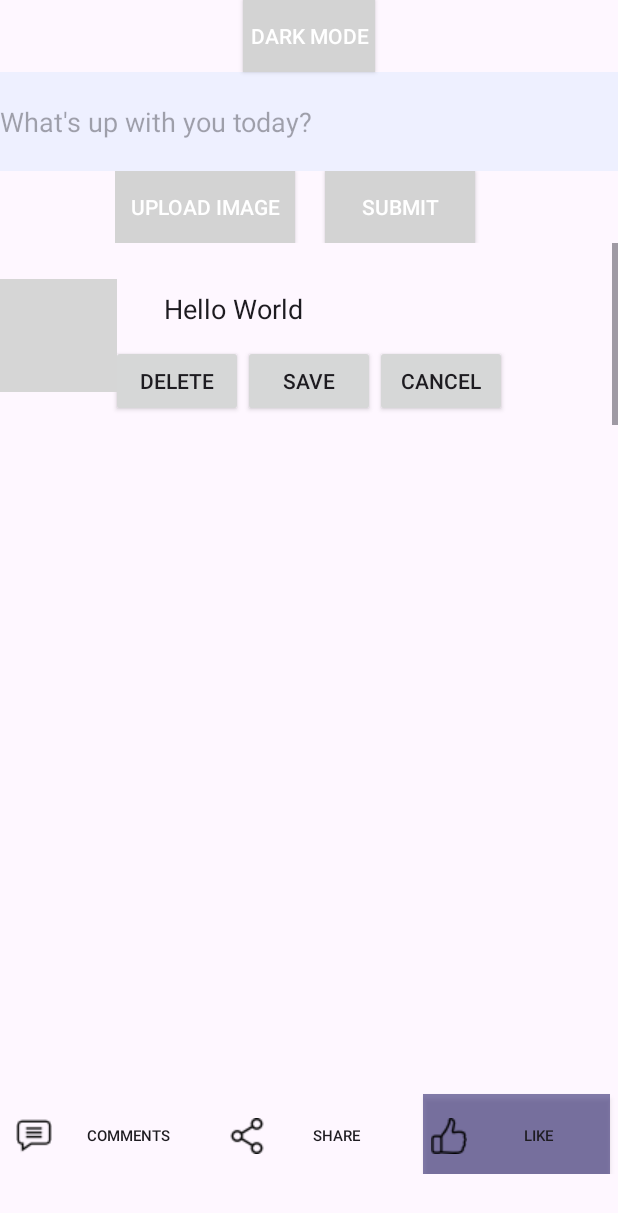
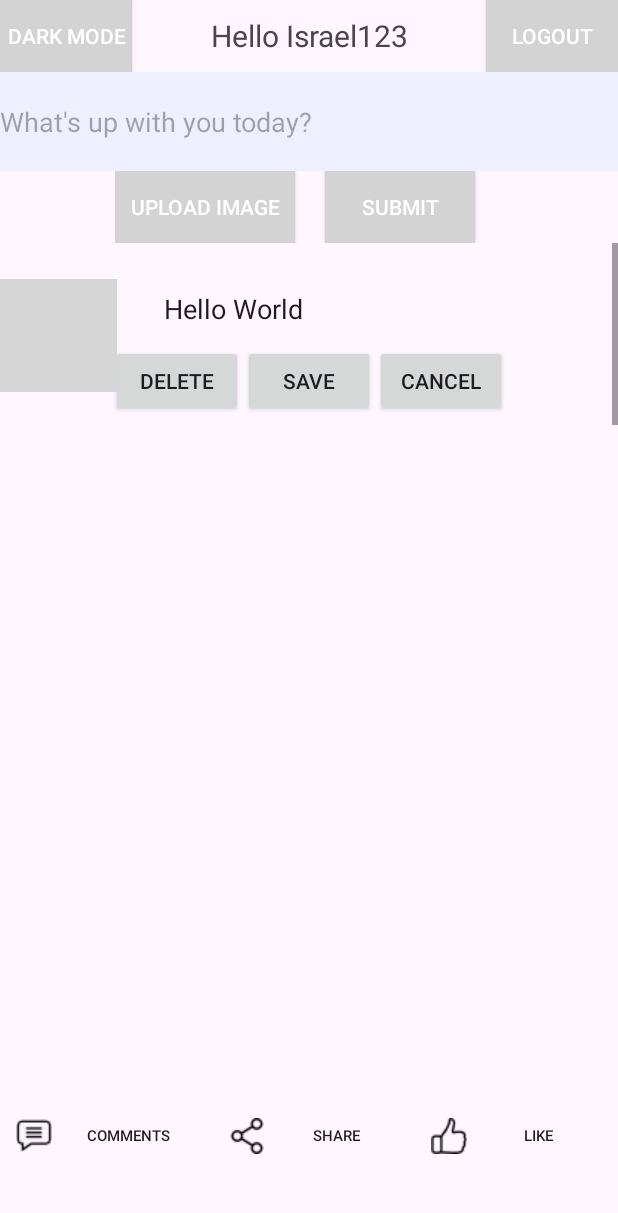
Before and after one commit to yuvalbarak8/Feed, an Android app: the FeedActivity screen opened directly, with no data from a screen before it, after a tap on "EDIT", on a phone screen of 412 x 824 dp. Shown: the top 1213 px of the screen. Run offline under Robolectric (Android 15) with nearby library versions, the phone set to English and light mode, and no system bars; 1 other tap on this screen came first; grey boxes are pictures that could not be loaded.

Commit message:
logout button

```diff
--- a/app/src/main/java/com/example/fakebook/FeedActivity.java
+++ b/app/src/main/java/com/example/fakebook/FeedActivity.java
@@ -31,6 +31,24 @@ public class FeedActivity extends Activity {
     protected void onCreate(Bundle savedInstanceState) {
         super.onCreate(savedInstanceState);
         setContentView(R.layout.activity_feed);
+
+        Button logoutButton = findViewById(R.id.logout_btn);
+        logoutButton.setOnClickListener(new View.OnClickListener(){
+            @Override
+            public void onClick(View v) {
+                Intent intent = new Intent(FeedActivity.this,MainActivity.class);
+
+                // Optional: If you want to clear all previous activities on the stack
+                intent.setFlags(Intent.FLAG_ACTIVITY_NEW_TASK | Intent.FLAG_ACTIVITY_CLEAR_TASK);
+
+                // Start MainActivity
+                startActivity(intent);
+                // Optionally, if you want to finish the current activity
+                finish();
+            }
+        });
+
+
         Button cancel_img_btn = findViewById(R.id.cancel_img_btn);
         TextView img_select_text = findViewById(R.id.img_selected_text);
         cancel_img_btn.setOnClickListener(v->
--- a/app/src/main/res/layout/activity_feed.xml
+++ b/app/src/main/res/layout/activity_feed.xml
@@ -2,10 +2,10 @@
 <androidx.constraintlayout.widget.ConstraintLayout xmlns:android="http://schemas.android.com/apk/res/android"
     xmlns:app="http://schemas.android.com/apk/res-auto"
     xmlns:tools="http://schemas.android.com/tools"
+    android:id="@+id/feed_page"
     android:layout_width="match_parent"
     android:layout_height="match_parent"
-    tools:context=".FeedActivity"
-    android:id="@+id/feed_page">
+    tools:context=".FeedActivity">
 
     <LinearLayout
         android:id="@+id/llInput"
@@ -16,18 +16,40 @@
         app:layout_constraintStart_toStartOf="parent"
         app:layout_constraintTop_toTopOf="parent">
 
+        <LinearLayout
+            android:layout_width="match_parent"
+            android:layout_height="wrap_content"
+            android:gravity="center_vertical"
+            android:orientation="horizontal">
+
 
             <Button
                 android:id="@+id/nightModeButton"
                 android:layout_width="wrap_content"
                 android:layout_height="48dp"
+                android:layout_gravity="start"
                 android:background="@drawable/button_background"
                 android:text="Dark Mode"
-                android:textColor="@color/white"
-                android:layout_gravity="center"/>
+                android:textColor="@color/white" />
 
+            <TextView
+                android:layout_width="wrap_content"
+                android:layout_height="wrap_content"
+                android:layout_weight="1"
+                android:gravity="center"
+                android:text="Hello Israel123"
+                android:textSize="20dp"/>
 
+            <Button
+                android:id="@+id/logout_btn"
+                android:layout_width="wrap_content"
+                android:layout_height="48dp"
+                android:layout_gravity="end"
+                android:background="@drawable/button_background"
+                android:text="LogOut"
+                android:textColor="@color/white" />
 
+        </LinearLayout>
 
         <EditText
             android:id="@+id/new_post"
@@ -35,51 +57,54 @@
             android:layout_height="66dp"
             android:background="@color/material_dynamic_primary95"
             android:hint="What's up with you today?" />
+
         <TextView
+            android:id="@+id/error_empty_post"
             android:layout_width="wrap_content"
             android:layout_height="wrap_content"
             android:text="please write something"
-            android:visibility="gone"
-            android:id="@+id/error_empty_post"/>
+            android:visibility="gone" />
 
         <LinearLayout
             android:layout_width="258dp"
             android:layout_height="wrap_content"
-            android:orientation="horizontal"
-            android:layout_gravity="center">
+            android:layout_gravity="center"
+            android:orientation="horizontal">
 
             <Button
                 android:id="@+id/upload_img_btn"
+                android:layout_width="wrap_content"
+                android:layout_height="wrap_content"
                 android:layout_marginRight="10dp"
                 android:background="@drawable/button_background"
-               android:textColor="@color/white"
-                android:layout_width="wrap_content"
-                android:layout_height="wrap_content"
+                android:padding="10dp"
                 android:text="Upload Image"
-                android:padding="10dp"/>
+                android:textColor="@color/white" />
 
             <Button
                 android:id="@+id/submit_btn"
-                android:background="@drawable/button_background"
-                android:textColor="@color/white"
-                android:layout_marginLeft="10dp"
                 android:layout_width="100dp"
                 android:layout_height="wrap_content"
+                android:layout_marginLeft="10dp"
+                android:background="@drawable/button_background"
+                android:gravity="center"
                 android:text="Submit"
-                android:gravity="center"/>
+                android:textColor="@color/white" />
         </LinearLayout>
+
         <TextView
+            android:id="@+id/img_selected_text"
             android:layout_width="match_parent"
             android:layout_height="match_parent"
-            android:id="@+id/img_selected_text"
             android:text="picture taken"
-            android:visibility="gone"/>
+            android:visibility="gone" />
+
         <Button
+            android:id="@+id/cancel_img_btn"
             android:layout_width="wrap_content"
             android:layout_height="wrap_content"
-            android:id="@+id/cancel_img_btn"
             android:text="cancel upload"
-            android:visibility="gone"/>
+            android:visibility="gone" />
     </LinearLayout>
 
     <LinearLayout
--- a/app/src/main/res/values/strings.xml
+++ b/app/src/main/res/values/strings.xml
@@ -24,4 +24,5 @@
     <string name="post_content">Hello World\n</string>
     <string name="title_activity_feed">Feed</string>
     <string name="submit_button">submit</string>
+    <string name="Fakebook">Fakebook</string>
 </resources>
```
Also changed, not shown: app/src/main/java/com/example/fakebook/FeedAdapter.java (+6 -1 lines), app/src/main/java/com/example/fakebook/SignUp.java (+22 -4 lines), app/src/main/res/layout/activity_main.xml (+3 -4 lines), app/src/main/res/layout/activity_sign_up.xml (+14 -19 lines).
